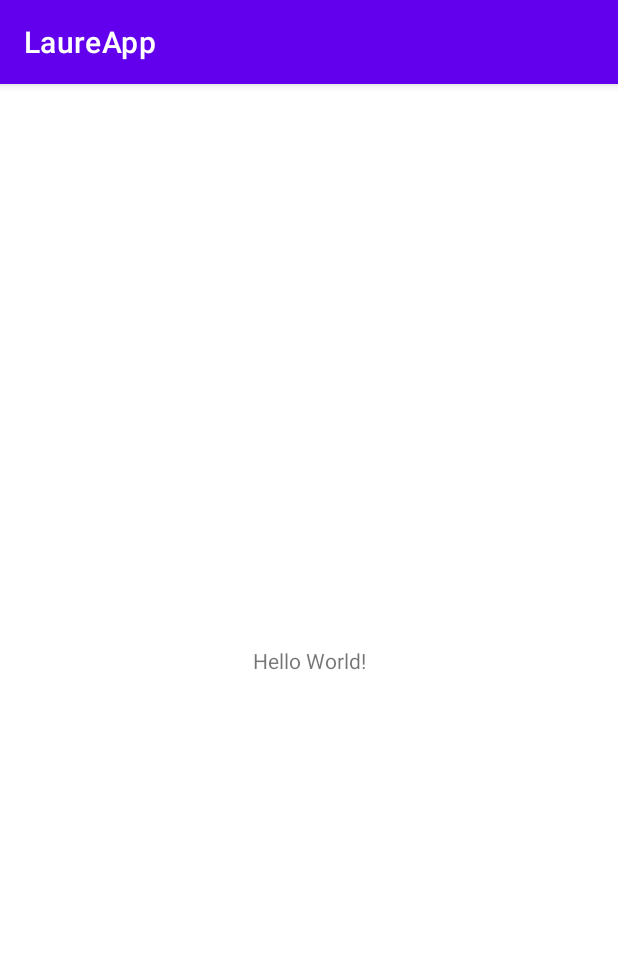
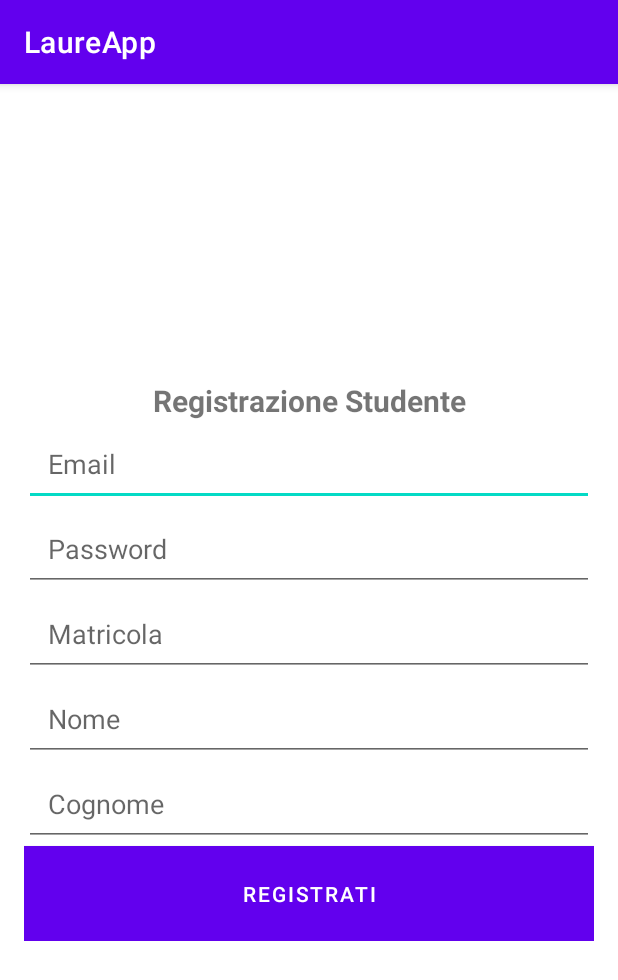
Before and after one commit to DiegoCle1/LaureApp_Team-Rocket, an Android app: the screen it shows after launch (MainActivity before the commit, Registry after it), on a phone screen of 412 x 824 dp. Shown: the top 980 px of the screen. Run offline under Robolectric (Android 15) with nearby library versions, the phone set to English and light mode, and no system bars; our stand-ins replace Firebase (no records; nobody signed in at launch, a user with empty details on screens opened directly).

Commit message:
2 commit

```diff
--- a/app/build.gradle
+++ b/app/build.gradle
@@ -1,5 +1,7 @@
 plugins {
     id 'com.android.application'
+    id 'com.google.gms.google-services'
+
 }
 
 android {
@@ -33,7 +35,11 @@ dependencies {
     implementation 'androidx.appcompat:appcompat:1.6.0'
     implementation 'com.google.android.material:material:1.8.0'
     implementation 'androidx.constraintlayout:constraintlayout:2.1.4'
+    implementation 'com.google.firebase:firebase-auth:21.1.0'
+    implementation 'com.google.firebase:firebase-database:20.1.0'
+    implementation 'com.google.firebase:firebase-firestore:24.4.3'
     testImplementation 'junit:junit:4.13.2'
     androidTestImplementation 'androidx.test.ext:junit:1.1.5'
     androidTestImplementation 'androidx.test.espresso:espresso-core:3.5.1'
+    implementation platform('com.google.firebase:firebase-bom:31.2.0')
 }
--- a/app/src/main/java/it/uniba/dib/sms222312/MainActivity.java
+++ /dev/null
@@ -1,14 +0,0 @@
-package it.uniba.dib.sms222312;
-
-import androidx.appcompat.app.AppCompatActivity;
-
-import android.os.Bundle;
-
-public class MainActivity extends AppCompatActivity {
-
-    @Override
-    protected void onCreate(Bundle savedInstanceState) {
-        super.onCreate(savedInstanceState);
-        setContentView(R.layout.activity_main);
-    }
-}
--- a/app/src/main/res/layout/activity_main.xml
+++ /dev/null
@@ -1,18 +0,0 @@
-<?xml version="1.0" encoding="utf-8"?>
-<androidx.constraintlayout.widget.ConstraintLayout xmlns:android="http://schemas.android.com/apk/res/android"
-    xmlns:app="http://schemas.android.com/apk/res-auto"
-    xmlns:tools="http://schemas.android.com/tools"
-    android:layout_width="match_parent"
-    android:layout_height="match_parent"
-    tools:context=".MainActivity">
-
-    <TextView
-        android:layout_width="wrap_content"
-        android:layout_height="wrap_content"
-        android:text="Hello World!"
-        app:layout_constraintBottom_toBottomOf="parent"
-        app:layout_constraintEnd_toEndOf="parent"
-        app:layout_constraintStart_toStartOf="parent"
-        app:layout_constraintTop_toTopOf="parent" />
-
-</androidx.constraintlayout.widget.ConstraintLayout>
--- /dev/null
+++ b/app/src/main/res/layout/activity_registry.xml
@@ -0,0 +1,79 @@
+<?xml version="1.0" encoding="utf-8"?>
+<androidx.constraintlayout.widget.ConstraintLayout xmlns:android="http://schemas.android.com/apk/res/android"
+    xmlns:app="http://schemas.android.com/apk/res-auto"
+    xmlns:tools="http://schemas.android.com/tools"
+    android:layout_width="match_parent"
+    android:layout_height="match_parent"
+    android:orientation="vertical"
+    tools:context=".Registry">
+
+    <LinearLayout
+        android:layout_width="match_parent"
+        android:layout_height="wrap_content"
+        android:orientation="vertical"
+        android:padding="16dp"
+        app:layout_constraintBottom_toBottomOf="parent"
+        app:layout_constraintTop_toTopOf="parent"
+        tools:layout_editor_absoluteX="30dp">
+
+        <TextView
+            android:layout_width="match_parent"
+            android:layout_height="wrap_content"
+            android:text="Registrazione Studente"
+            android:textAlignment="center"
+            android:textSize="20sp"
+            android:textStyle="bold" />
+
+        <EditText
+            android:id="@+id/email"
+            android:layout_width="match_parent"
+            android:layout_height="wrap_content"
+            android:hint="Email"
+            android:inputType="textEmailAddress"
+            android:padding="16dp" />
+
+        <EditText
+            android:id="@+id/password"
+            android:layout_width="match_parent"
+            android:layout_height="wrap_content"
+            android:hint="Password"
+            android:inputType="textPassword"
+            android:padding="16dp" />
+
+        <EditText
+            android:id="@+id/matricola"
+            android:layout_width="match_parent"
+            android:layout_height="wrap_content"
+            android:hint="@string/matricola"
+            android:inputType="number"
+            android:padding="16dp" />
+
+        <EditText
+            android:id="@+id/edt_name"
+            android:layout_width="match_parent"
+            android:layout_height="wrap_content"
+            android:hint="@string/nome"
+            android:inputType="text"
+            android:padding="16dp" />
+
+        <EditText
+            android:id="@+id/edt_surname"
+            android:layout_width="match_parent"
+            android:layout_height="wrap_content"
+            android:hint="@string/cognome"
+            android:inputType="text"
+            android:padding="16dp" />
+
+        <Button
+            android:id="@+id/btn_register"
+            android:layout_width="match_parent"
+            android:layout_height="wrap_content"
+            android:background="#3684d7"
+            android:padding="16dp"
+            android:text="@string/registrati"
+            android:textColor="#FFFFFF" />
+
+    </LinearLayout>
+
+
+</androidx.constraintlayout.widget.ConstraintLayout>
--- a/app/src/main/res/values/strings.xml
+++ b/app/src/main/res/values/strings.xml
@@ -1,3 +1,7 @@
 <resources>
     <string name="app_name">LaureApp</string>
+    <string name="registrati">Registrati</string>
+    <string name="cognome">Cognome</string>
+    <string name="nome">Nome</string>
+    <string name="matricola">Matricola</string>
 </resources>
--- a/settings.gradle
+++ b/settings.gradle
@@ -1,3 +1,5 @@
+import org.gradle.api.initialization.resolve.RepositoriesMode
+
 pluginManagement {
     repositories {
         gradlePluginPortal()
@@ -6,7 +8,7 @@ pluginManagement {
     }
 }
 dependencyResolutionManagement {
-    repositoriesMode.set(RepositoriesMode.FAIL_ON_PROJECT_REPOS)
+    repositoriesMode.set(RepositoriesMode.PREFER_PROJECT)
     repositories {
         google()
         mavenCentral()
```
Also changed, not shown: app/src/main/AndroidManifest.xml (+7 -0 lines), app/src/main/java/it/uniba/dib/sms222312/Registry.java (added, +96 -0 lines), build.gradle (+25 -0 lines), 1 other file.
